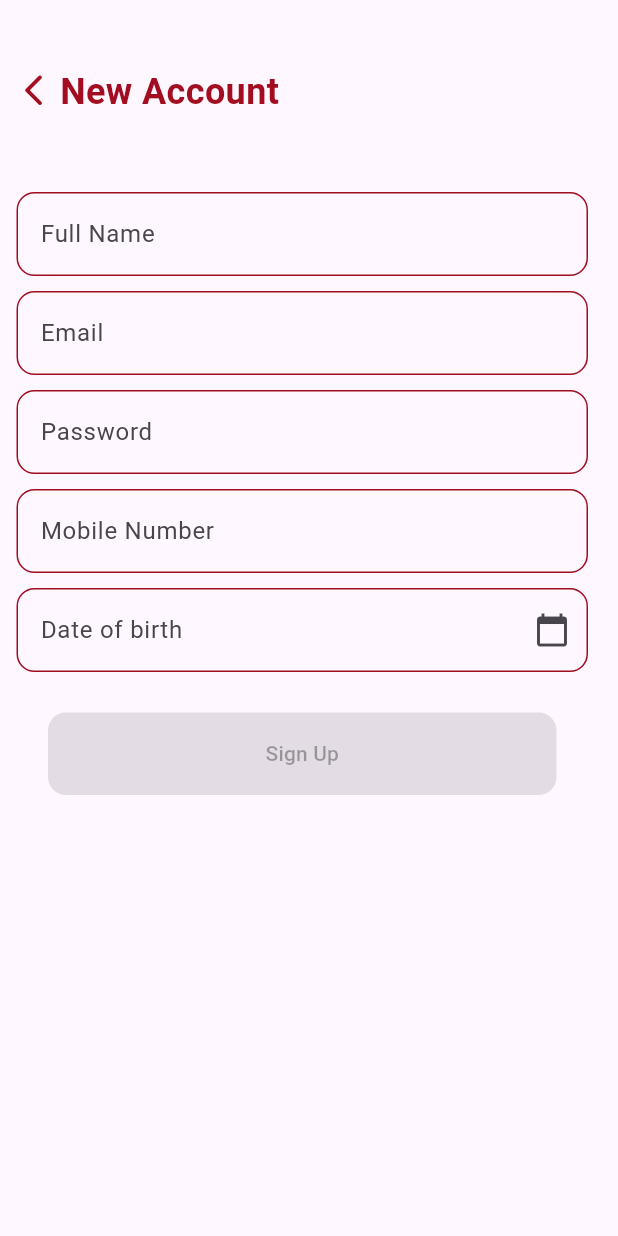
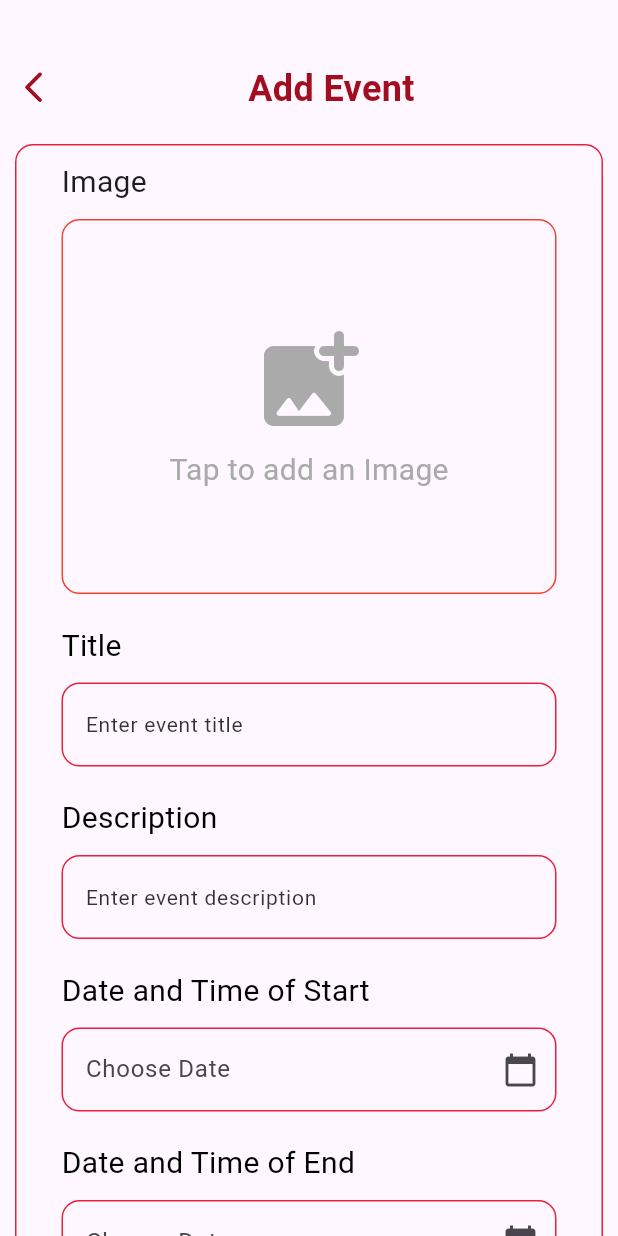
Before and after one commit to MolkaSahli/Mobile_App, a Flutter app: the screen it shows after launch, on a phone screen of 412 x 824 dp. Run offline on Flutter 3.47's test engine with Material 3 defaults, Android fonts, the phone set to English and light mode, and no system bars.

Commit message:
page add event done

```diff
--- a/lib/main.dart
+++ b/lib/main.dart
@@ -1,3 +1,4 @@
+import 'package:eventify/screens/addEvent.dart';
 import 'package:eventify/screens/login.dart';
 import 'package:flutter/material.dart';
 
@@ -18,7 +19,7 @@ class MyApp extends StatelessWidget {
         colorScheme: ColorScheme.fromSeed(seedColor: Colors.deepPurple),
         useMaterial3: true,
       ),
-      home: loginScreen(),
+      home: Addevent(),
     );
   }
 }
--- /dev/null
+++ b/lib/screens/addEvent.dart
@@ -0,0 +1,331 @@
+import 'package:flutter/material.dart';
+
+class Addevent extends StatefulWidget {
+  const Addevent({super.key});
+
+  @override
+  State<Addevent> createState() => _MyWidgetState();
+}
+
+class _MyWidgetState extends State<Addevent> {
+  TimeOfDay startTime=TimeOfDay.now();
+  TextEditingController _dateController=TextEditingController();
+  void SelectDate(){
+    showDatePicker(
+      context: context,
+      firstDate: DateTime.now(),
+      lastDate: DateTime(2025),
+      ).then((date){
+        setState(() {
+          _dateController.text=date.toString().split(" ")[0];
+        });
+      });
+  }
+  @override
+  Widget build(BuildContext context) {
+    return Scaffold(
+      body: SingleChildScrollView(
+        child: Container(
+          padding: EdgeInsets.only(top: 40, right: 10, left: 10,bottom: 20),
+          child: Column(
+            crossAxisAlignment: CrossAxisAlignment.start,
+            children: [
+              Row(
+                children: [
+                  Icon(Icons.arrow_back_ios_new_rounded,
+                      color: Color.fromRGBO(162, 14, 32, 1), size: 25),
+                  Expanded(
+                    child: Container(
+                      margin: EdgeInsets.only(top: 2, left: 5),
+                      child: Text(
+                        textAlign: TextAlign.center,
+                        'Add Event',
+                        style: TextStyle(
+                          color: Color.fromRGBO(162, 14, 32, 1),
+                          fontSize: 24,
+                          fontWeight: FontWeight.bold,
+                        ),
+                      ),
+                    ),
+                  ),
+                ],
+              ),
+              SizedBox(height: 20),
+              Container(
+                decoration: BoxDecoration(
+                    border: Border(
+                      bottom: BorderSide(color: Color.fromRGBO(232, 34, 59, 1)),
+                      top: BorderSide(color: Color.fromRGBO(232, 34, 59, 1)),
+                      right: BorderSide(color: Color.fromRGBO(232, 34, 59, 1)),
+                      left: BorderSide(color: Color.fromRGBO(232, 34, 59, 1)),
+                    ),
+                    borderRadius: BorderRadius.circular(12)),
+                padding:
+                    EdgeInsets.only(right: 30, left: 30, top: 10, bottom: 10),
+                child: Column(
+                  children: [
+                    Row(
+                      mainAxisAlignment: MainAxisAlignment.start,
+                      children: [
+                        Text(
+                          'Image',
+                          style: TextStyle(fontSize: 20),
+                        )
+                      ],
+                    ),
+                    SizedBox(height: 10),
+                    GestureDetector(
+                      onTap: null,
+                      child: Container(
+                        decoration: BoxDecoration(
+                            borderRadius: BorderRadius.circular(12),
+                            border: Border(
+                                top: BorderSide(width: 1, color: Colors.red),
+                                bottom: BorderSide(width: 1, color: Colors.red),
+                                left: BorderSide(width: 1, color: Colors.red),
+                                right: BorderSide(width: 1, color: Colors.red))),
+                        height: 250,
+                        width: double.infinity,
+                        child: Column(
+                          mainAxisAlignment: MainAxisAlignment.center,
+                          crossAxisAlignment: CrossAxisAlignment.center,
+                          children: [
+                            Icon(
+                              Icons.add_photo_alternate_rounded,
+                              size: 80,
+                              color: const Color.fromRGBO(170, 170, 170, 1),
+                            ),
+                            SizedBox(
+                              height: 5,
+                            ),
+                            Text(
+                              'Tap to add an Image',
+                              style: TextStyle(
+                                  fontSize: 20,
+                                  color: Color.fromRGBO(170, 170, 170, 1)),
+                            )
+                          ],
+                        ),
+                      ),
+                    ),
+                    SizedBox(
+                      height: 20,
+                    ),
+                    Form(
+                        child: Column(
+                      children: [
+                        Row(
+                          mainAxisAlignment: MainAxisAlignment.start,
+                          children: [
+                            Text(
+                              'Title',
+                              style: TextStyle(fontSize: 20, color: Colors.black),
+                            ),
+                          ],
+                        ),
+                        SizedBox(
+                          height: 10,
+                        ),
+                        TextFormField(
+                            decoration: InputDecoration(
+                          enabledBorder: OutlineInputBorder(
+                              borderSide: BorderSide(
+                                  color: Color.fromRGBO(232, 34, 59, 1)),
+                              borderRadius: BorderRadius.circular(12)),
+                          focusedBorder: OutlineInputBorder(
+                              borderSide: BorderSide(
+                                  color: Color.fromRGBO(232, 34, 59, 1)),
+                              borderRadius: BorderRadius.circular(12)),
+                          labelText: 'Enter event title',
+                          labelStyle: TextStyle(
+                              fontSize: 14,
+                              color: const Color.fromRGBO(0, 0, 0, 0.8)),
+                        )),
+                        SizedBox(height: 20,),
+                        Row(
+                          mainAxisAlignment: MainAxisAlignment.start,
+                          children: [
+                            Text(
+                              'Description',
+                              style: TextStyle(fontSize: 20, color: Colors.black),
+                            ),
+                          ],
+                        ),
+                        SizedBox(
+                          height: 10,
+                        ),
+                        TextFormField(
+                            decoration: InputDecoration(
+                          enabledBorder: OutlineInputBorder(
+                              borderSide: BorderSide(
+                                  color: Color.fromRGBO(232, 34, 59, 1)),
+                              borderRadius: BorderRadius.circular(12)),
+                          focusedBorder: OutlineInputBorder(
+                              borderSide: BorderSide(
+                                  color: Color.fromRGBO(232, 34, 59, 1)),
+                              borderRadius: BorderRadius.circular(12)),
+                          labelText: 'Enter event description',
+                          labelStyle: TextStyle(
+                              fontSize: 14,
+                              color: const Color.fromRGBO(0, 0, 0, 0.8)),
+                        )),
+                        SizedBox(height: 20,),
+                        Row(
+                          mainAxisAlignment: MainAxisAlignment.start,
+                          children: [
+                          Text('Date and Time of Start',style: TextStyle(fontSize: 20,color: Colors.black),)
+                        ],),
+                        SizedBox(height: 10,),
+                        TextFormField(
+                          controller: _dateController,
+                          keyboardType: TextInputType.emailAddress,
+                          decoration: InputDecoration(
+                            suffixIcon: IconButton(
+                              onPressed: SelectDate,
+                              icon: Icon(Icons.calendar_today)),
+                            labelText: 'Choose Date',
+                            enabledBorder: OutlineInputBorder(
+                              borderSide: BorderSide(color: Color.fromRGBO(232, 34, 59, 1)),
+                              borderRadius: BorderRadius.circular(12)
+                            ),
+                            focusedBorder: OutlineInputBorder(
+                              borderSide: BorderSide(color: Color.fromRGBO(232, 34, 59, 1)),
+                              borderRadius: BorderRadius.circular(12)
+                            ),
+                          ),
+                        ),
+                         SizedBox(height: 20,),
+                        Row(
+                          mainAxisAlignment: MainAxisAlignment.start,
+                          children: [
+                          Text('Date and Time of End',style: TextStyle(fontSize: 20,color: Colors.black),)
+                        ],),
+                        SizedBox(height: 10,),
+                        TextFormField(
+                          controller: _dateController,
+                          keyboardType: TextInputType.emailAddress,
+                          decoration: InputDecoration(
+                            suffixIcon: IconButton(
+                              onPressed: SelectDate,
+                              icon: Icon(Icons.calendar_today)),
+                            labelText: 'Choose Date',
+                            enabledBorder: OutlineInputBorder(
+                              borderSide: BorderSide(color: Color.fromRGBO(232, 34, 59, 1)),
+                              borderRadius: BorderRadius.circular(12)
+                            ),
+                            focusedBorder: OutlineInputBorder(
+                              borderSide: BorderSide(color: Color.fromRGBO(232, 34, 59, 1)),
+                              borderRadius: BorderRadius.circular(12)
+                            ),
+                          ),
+                        ),
+                        SizedBox(height: 20,),
+                        Row(
+                          mainAxisAlignment: MainAxisAlignment.start,
+                          children: [
+                            Text(
+                              'Location',
+                              style: TextStyle(fontSize: 20, color: Colors.black),
+                            ),
+                          ],
+                        ),
+                        SizedBox(
+                          height: 10,
+                        ),
+                        TextFormField(
+                            decoration: InputDecoration(
+                          enabledBorder: OutlineInputBorder(
+                              borderSide: BorderSide(
+                                  color: Color.fromRGBO(232, 34, 59, 1)),
+                              borderRadius: BorderRadius.circular(12)),
+                          focusedBorder: OutlineInputBorder(
+                              borderSide: BorderSide(
+                                  color: Color.fromRGBO(232, 34, 59, 1)),
+                              borderRadius: BorderRadius.circular(12)),
+                          labelText: 'Click Here to Choose Location',
+                          labelStyle: TextStyle(
+                              fontSize: 14,
+                              color: const Color.fromRGBO(0, 0, 0, 0.8)),
+                        )),
+                        SizedBox(height: 20,),
+                        Row(
+                          mainAxisAlignment: MainAxisAlignment.start,
+                          children: [
+                            Text(
+                              'Organiser',
+                              style: TextStyle(fontSize: 20, color: Colors.black),
+                            ),
+                          ],
+                        ),
+                        SizedBox(
+                          height: 10,
+                        ),
+                        TextFormField(
+                            decoration: InputDecoration(
+                          enabledBorder: OutlineInputBorder(
+                              borderSide: BorderSide(
+                                  color: Color.fromRGBO(232, 34, 59, 1)),
+                              borderRadius: BorderRadius.circular(12)),
+                          focusedBorder: OutlineInputBorder(
+                              borderSide: BorderSide(
+                                  color: Color.fromRGBO(232, 34, 59, 1)),
+                              borderRadius: BorderRadius.circular(12)),
+                          labelText: 'Click Here to Type',
+                          labelStyle: TextStyle(
+                              fontSize: 14,
+                              color: const Color.fromRGBO(0, 0, 0, 0.8)),
+                        )),
+                        SizedBox(height: 20,),
+                        Row(
+                          mainAxisAlignment: MainAxisAlignment.start,
+                          children: [
+                            Text(
+                              'Social Media Link',
+                              style: TextStyle(fontSize: 20, color: Colors.black),
+                            ),
+                          ],
+                        ),
+                        SizedBox(
+                          height: 10,
+                        ),
+                        TextFormField(
+                            decoration: InputDecoration(
+                          enabledBorder: OutlineInputBorder(
+                              borderSide: BorderSide(
+                                  color: Color.fromRGBO(232, 34, 59, 1)),
+                              borderRadius: BorderRadius.circular(12)),
+                          focusedBorder: OutlineInputBorder(
+                              borderSide: BorderSide(
+                                  color: Color.fromRGBO(232, 34, 59, 1)),
+                              borderRadius: BorderRadius.circular(12)),
+                          labelText: 'Click Here to Insert a  Link',
+                          labelStyle: TextStyle(
+                              fontSize: 14,
+                              color: const Color.fromRGBO(0, 0, 0, 0.8)),
+                        )),
+                        SizedBox(height: 20,),
+                        Row(
+                          mainAxisAlignment: MainAxisAlignment.spaceAround,
+                          children: [
+                            ElevatedButton(
+                              onPressed: null,
+                              child: Text('Add')),
+                              ElevatedButton(onPressed: null, child: Text('Cancel'))
+                          ],
+                        )
+
+
+
+
+                      ],
+                    ))
+                  ],
+                ),
+              )
+            ],
+          ),
+        ),
+      ),
+    );
+  }
+}
--- a/lib/screens/login.dart
+++ b/lib/screens/login.dart
@@ -8,7 +8,7 @@ class loginScreen extends StatefulWidget {
 }
 
 class _loginScreenState extends State<loginScreen> {
-  var isLogin = false;
+  var isLogin = true;
   var datePicked=DateTime.now();
   TextEditingController _dateController=TextEditingController();
   void showCalendar(){
@@ -35,11 +35,11 @@ class _loginScreenState extends State<loginScreen> {
           if (isLogin)
           Row(
             children: [
-              Icon(Icons.person_outline,
+              const Icon(Icons.person_outline,
                   color: Color.fromRGBO(162, 14, 32, 1), size: 25),
               Container(
                 margin: EdgeInsets.only(top: 2, left: 5),
-                child: Text(
+                child: const Text(
                   'Login Account',
                   style: TextStyle(
                     color: Color.fromRGBO(162, 14, 32, 1),
@@ -52,7 +52,7 @@ class _loginScreenState extends State<loginScreen> {
           ),
           SizedBox(height: 2),
           if (isLogin)
-          Text(
+          const Text(
             'Hello, Welcome to our application!',
             style: TextStyle(
               color: Color.fromRGBO(93, 93, 93, 1),
@@ -62,18 +62,23 @@ class _loginScreenState extends State<loginScreen> {
           if (!isLogin)
           Row(
             children: [
-              Icon(
-                Icons.arrow_back_ios_new_rounded,
-                color: Color.fromRGBO(162, 14, 32, 1),
-               size: 25),
-               Container(
+               IconButton(
+                onPressed:()=> setState(() {
+                  isLogin=!isLogin;
+                }),
+                icon:Icon(Icons.arrow_back_ios_new_rounded),
+                color: Color.fromRGBO(162, 14, 32, 1),),
+               Expanded(
+                 child: Container(
                   margin: EdgeInsets.only(top: 2, left: 5),
-                child: Text(
+                  child:const Text(
+                    textAlign: TextAlign.center,
                     'New Account',
                     style: TextStyle(
                       color: Color.fromRGBO(162, 14, 32, 1),
                       fontSize: 24,
                       fontWeight: FontWeight.bold,
+                    ),
                   ),
                  ),
                ),
@@ -93,11 +98,11 @@ class _loginScreenState extends State<loginScreen> {
                             labelText: 'Full Name',
                             enabledBorder: OutlineInputBorder(
                                 borderSide: BorderSide(
-                                    color: Color.fromRGBO(162, 14, 32, 1)),
+                                    color: Color.fromRGBO(232, 34, 59, 1)),
                                 borderRadius: BorderRadius.circular(12)),
                             focusedBorder: OutlineInputBorder(
                                 borderSide: BorderSide(
-                                    color: Color.fromRGBO(162, 14, 32, 1)),
+                                    color: Color.fromRGBO(232, 34, 59, 1)),
                                 borderRadius: BorderRadius.circular(12)),
                           ),
                         ),
@@ -110,11 +115,11 @@ class _loginScreenState extends State<loginScreen> {
                             labelText: 'Email',
                             enabledBorder: OutlineInputBorder(
                                 borderSide: BorderSide(
-                                    color: Color.fromRGBO(162, 14, 32, 1)),
+                                    color: Color.fromRGBO(232, 34, 59, 1)),
                                 borderRadius: BorderRadius.circular(12)),
                             focusedBorder: OutlineInputBorder(
                                 borderSide: BorderSide(
-                                    color: Color.fromRGBO(162, 14, 32, 1)),
+                                    color: Color.fromRGBO(232, 34, 59, 1)),
                                 borderRadius: BorderRadius.circular(12))),
                       ),
                       SizedBox(height: 10),
@@ -124,11 +129,11 @@ class _loginScreenState extends State<loginScreen> {
                             labelText: 'Password',
                             enabledBorder: OutlineInputBorder(
                                 borderSide: BorderSide(
-                                    color: Color.fromRGBO(162, 14, 32, 1)),
+                                    color: Color.fromRGBO(232, 34, 59, 1)),
                                 borderRadius: BorderRadius.circular(12)),
                             focusedBorder: OutlineInputBorder(
                                 borderSide: BorderSide(
-                                    color: Color.fromRGBO(162, 14, 32, 1)),
+                                    color: Color.fromRGBO(232, 34, 59, 1)),
                                 borderRadius: BorderRadius.circular(12))),
                       ),
                       if (!isLogin)
@@ -140,11 +145,11 @@ class _loginScreenState extends State<loginScreen> {
                               labelText: 'Mobile Number',
                               enabledBorder: OutlineInputBorder(
                                   borderSide: const BorderSide(
-                                      color: Color.fromRGBO(162, 14, 32, 1)),
+                                      color: Color.fromRGBO(232, 34, 59, 1)),
                                   borderRadius: BorderRadius.circular(12)),
                               focusedBorder: OutlineInputBorder(
                                   borderSide: const BorderSide(
-                                      color: Color.fromRGBO(162, 14, 32, 1)),
+                                      color: Color.fromRGBO(232, 34, 59, 1)),
                                   borderRadius: BorderRadius.circular(12))),
                         ),
                       if (!isLogin)
@@ -159,15 +164,16 @@ class _loginScreenState extends State<loginScreen> {
                             icon: Icon(Icons.calendar_today)),
                           labelText: 'Date of birth',
                           enabledBorder: OutlineInputBorder(
-                            borderSide: BorderSide(color: Color.fromRGBO(162, 14, 32, 1)),
+                            borderSide: BorderSide(color: Color.fromRGBO(232, 34, 59, 1)),
                             borderRadius: BorderRadius.circular(12)
                           ),
                           focusedBorder: OutlineInputBorder(
-                            borderSide: BorderSide(color: Color.fromRGBO(162, 14, 32, 1)),
+                            borderSide: BorderSide(color: Color.fromRGBO(232, 34, 59, 1)),
                             borderRadius: BorderRadius.circular(12)
                           ),
                         ),
                       ),
+                      if (isLogin)
                       SizedBox(height: 7),
                       if (isLogin)
                       Row(
@@ -177,6 +183,28 @@ class _loginScreenState extends State<loginScreen> {
                         ],
                         mainAxisAlignment: MainAxisAlignment.end,
                       ),
+                      if(!isLogin)
+                      SizedBox(height: 40),
+                      if (!isLogin)
+                      Row(
+                        mainAxisAlignment: MainAxisAlignment.center,
+                        children: [
+                          Text('By continuing, you agree to',
+                          style: TextStyle(fontSize: 12, color: Colors.black)),
+                      ],),
+                      if (!isLogin)
+                      Row(
+                        mainAxisAlignment: MainAxisAlignment.center,
+                        children: [
+                          Text('Terms of Use',
+                          style: TextStyle(fontSize: 12, color: Colors.black, fontWeight: FontWeight.bold)),
+                          Text(' and',
+                          style: TextStyle(fontSize: 12, color: Colors.black)),
+                          Text(' Privacy Policy',
+                          style: TextStyle(fontSize: 12, color: Colors.black, fontWeight: FontWeight.bold)),
+                      ],),
+                      if (!isLogin)
+                      SizedBox(height: 10),
                       SizedBox(height: 20),
                       ElevatedButton(
                         onPressed: null,
@@ -204,7 +232,9 @@ class _loginScreenState extends State<loginScreen> {
                           TextButton(
                               style: TextButton.styleFrom(
                                   padding: EdgeInsets.symmetric(horizontal: 4)),
-                              onPressed: null,
+                              onPressed:()=> setState(() {
+                                isLogin=!isLogin;
+                              }),
                               child: Text(
                                 'Create Account',
                                 style: TextStyle(
```
Lines whose indentation alone changed are shown as unchanged.
